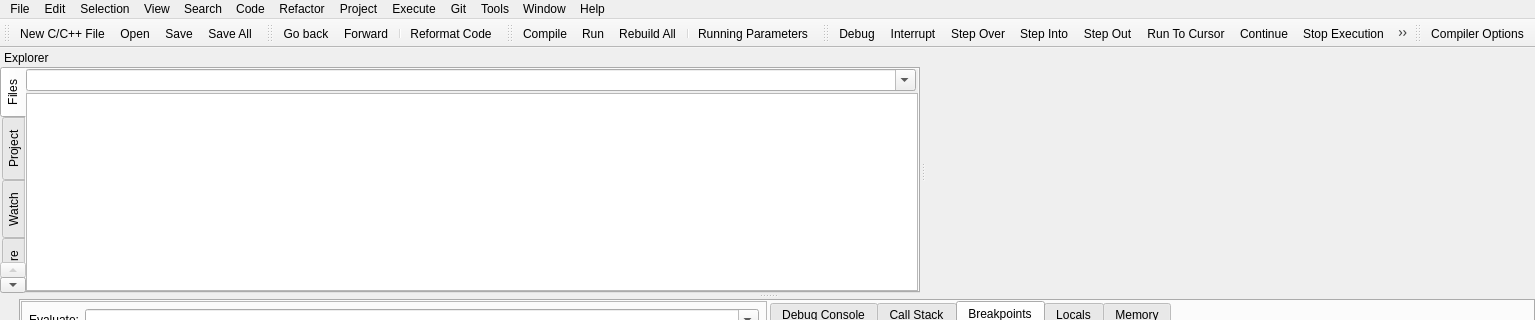
Old version of the form RedPandaIDE/mainwindow.ui in the repository royqh1979/RedPanda-CPP; both pictures show x 0 to 1535 and y 0 to 320 of the 1535 by 619 pixel window.
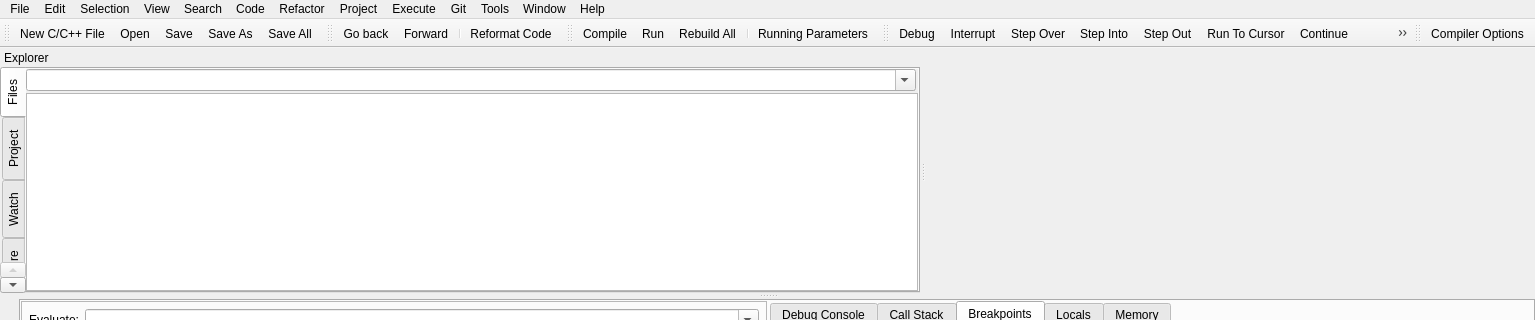
New version of the form. Icons and pictures are not drawn. Custom widgets are drawn as their Qt base class.

Commit message: - fix: Reformat code when select contents in column mode will mess up the document.   - enhancement: Add "save as" icon to the toolbar.   - enhancement: Use key sequences as shortcut to actions in the options dialog's environment->shortcut page.   - change: Use ctrl+shift+S as the shortcut for "save as".   - change: Use ctrl+K,ctrl+S as the shortcut for "save all".

What changed in the file:
```diff
--- a/RedPandaIDE/mainwindow.ui
+++ b/RedPandaIDE/mainwindow.ui
@@ -379,6 +379,7 @@
    <addaction name="actionNew"/>
    <addaction name="actionOpen"/>
    <addaction name="actionSave"/>
+   <addaction name="actionSaveAs"/>
    <addaction name="actionSaveAll"/>
   </widget>
   <widget class="QToolBar" name="toolbarCode">
```
Left out of the diff: 5 changed lines with no effect on the pictures. The commit also changes 9 other files.
